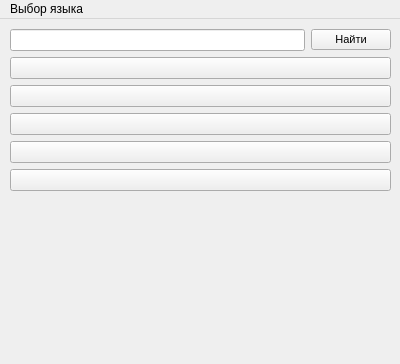
This is OverseasClient/client/mainwindow.ui in mertismk/ChatWithForeigners as Qt 5 draws it before an edit; both pictures show x 0 to 400 and y 0 to 364 of the 400 by 600 pixel window. The edited form follows.
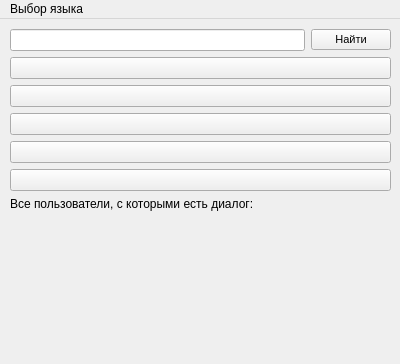
This is the edited form.

```diff
--- a/OverseasClient/client/mainwindow.ui
+++ b/OverseasClient/client/mainwindow.ui
@@ -85,6 +85,13 @@
        </property>
       </widget>
      </item>
+     <item>
+      <widget class="QLabel" name="label">
+       <property name="text">
+        <string>Все пользователи, с которыми есть диалог:</string>
+       </property>
+      </widget>
+     </item>
      <item>
       <spacer name="verticalSpacer">
        <property name="orientation">
```
Left out of the diff: 3 changed lines with no effect on the pictures.
